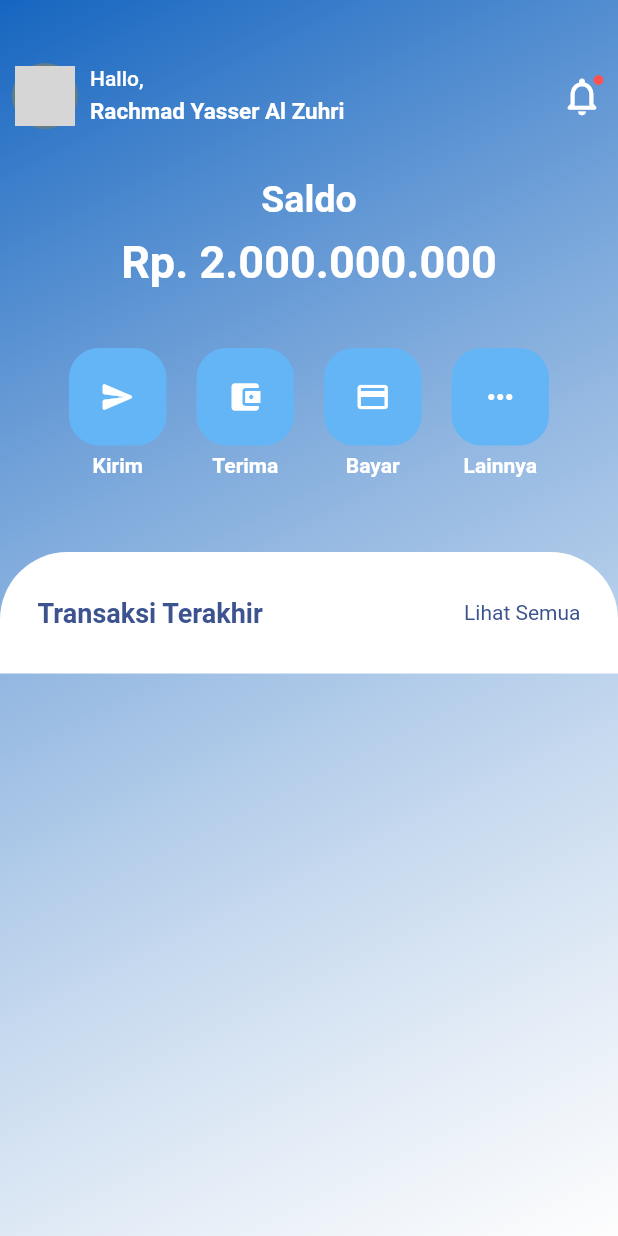
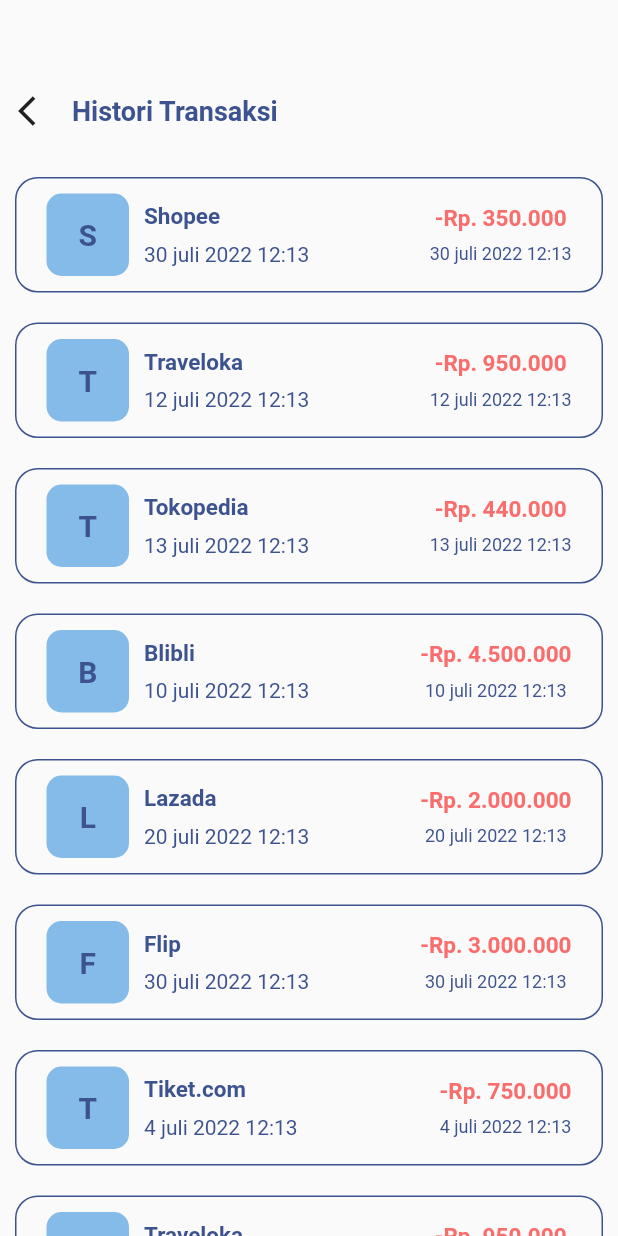
Before and after one commit to rachmadyassera/flutter_ewallet_ui, a Flutter app: the screen it shows after launch, after a tap on "Lihat Semua", on a phone screen of 412 x 824 dp. Run offline on Flutter 3.47's test engine with Material 2 defaults, Android fonts, the phone set to English and light mode, and no system bars; network calls fail; grey boxes are pictures that could not be loaded.

Commit message:
finishing ewallet slicing ui

```diff
--- a/lib/screen/home_screen.dart
+++ b/lib/screen/home_screen.dart
@@ -1,5 +1,9 @@
 import 'package:flutter/material.dart';
 import 'package:flutter_ewallet_ui/widgets/menu_box.dart';
+import 'package:flutter_ewallet_ui/widgets/transaction_detail.dart';
+import 'package:flutter_ewallet_ui/widgets/transaction_item.dart';
+
+import '../models/transaction.dart';
 
 class HomeScreen extends StatefulWidget {
   const HomeScreen({super.key});
@@ -127,7 +131,8 @@ class _HomeScreenState extends State<HomeScreen> {
                 ],
               ),
             ),
-            Container(
+            Expanded(
+              child: Container(
                 margin: const EdgeInsets.only(top: 50),
                 decoration: const BoxDecoration(
                     color: Colors.white,
@@ -151,7 +156,14 @@ class _HomeScreenState extends State<HomeScreen> {
                             ),
                           ),
                           GestureDetector(
-                          onTap: () {},
+                            onTap: () {
+                              showModalBottomSheet(
+                                  context: context,
+                                  isScrollControlled: true,
+                                  builder: (BuildContext ctx) {
+                                    return const DetailTransactionScreen();
+                                  });
+                            },
                             child: const Text(
                               'Lihat Semua',
                               textAlign: TextAlign.right,
@@ -161,8 +173,19 @@ class _HomeScreenState extends State<HomeScreen> {
                           )
                         ],
                       ),
+                    ),
+                    Expanded(
+                      child: ListView.builder(
+                        itemBuilder: (context, index) {
+                          return TransactionItem(
+                            transaction: transaction[index],
+                          );
+                        },
+                        itemCount: transaction.length,
+                      ),
                     )
                   ],
+                ),
               ),
             )
           ],
--- /dev/null
+++ b/lib/widgets/transaction_detail.dart
@@ -0,0 +1,40 @@
+import 'package:flutter/material.dart';
+import '../models/transaction.dart';
+import 'transaction_item.dart';
+
+class DetailTransactionScreen extends StatelessWidget {
+  const DetailTransactionScreen({super.key});
+
+  @override
+  Widget build(BuildContext context) {
+    return Column(
+      children: [
+        Padding(
+          padding: const EdgeInsets.only(top: 50, bottom: 10),
+          child: Row(
+            children: [
+              IconButton(
+                onPressed: () => Navigator.of(context).pop(),
+                icon: const Icon(Icons.arrow_back_ios),
+              ),
+              const Text(
+                "Histori Transaksi",
+                style: TextStyle(
+                    fontSize: 18,
+                    color: Color(0xFF3D538F),
+                    fontWeight: FontWeight.bold),
+              )
+            ],
+          ),
+        ),
+        Expanded(
+            child: ListView.builder(
+          itemBuilder: ((context, index) {
+            return TransactionItem(transaction: transaction[index]);
+          }),
+          itemCount: transaction.length,
+        ))
+      ],
+    );
+  }
+}
--- a/lib/widgets/transaction_item.dart
+++ b/lib/widgets/transaction_item.dart
@@ -0,0 +1,94 @@
+// ignore_for_file: public_member_api_docs, sort_constructors_first
+import 'package:flutter/material.dart';
+
+import '../models/transaction.dart';
+
+class TransactionItem extends StatelessWidget {
+  final Transaction transaction;
+  const TransactionItem({
+    Key? key,
+    required this.transaction,
+  }) : super(key: key);
+
+  @override
+  Widget build(BuildContext context) {
+    return Container(
+      margin: const EdgeInsets.all(10),
+      padding: const EdgeInsets.symmetric(horizontal: 20, vertical: 10),
+      decoration: BoxDecoration(
+          border: Border.all(color: const Color(0xFF3D538F)),
+          borderRadius: BorderRadius.circular(15)),
+      child: Row(
+        children: [
+          Container(
+            padding: const EdgeInsets.all(10),
+            margin: const EdgeInsets.only(right: 10),
+            decoration: BoxDecoration(
+              color: const Color.fromARGB(255, 132, 187, 232),
+              borderRadius: BorderRadius.circular(10),
+            ),
+            child: SizedBox(
+              width: 35,
+              height: 35,
+              child: Center(
+                child: Text(
+                  transaction.to
+                      .split(" ")
+                      .map((e) => e.substring(0, 1))
+                      .toList()
+                      .join(),
+                  style: const TextStyle(
+                    color: Color(0xFF3D538F),
+                    fontSize: 20,
+                    fontWeight: FontWeight.bold,
+                  ),
+                ),
+              ),
+              // Image.network(
+              //   this.image
+              // )
+            ),
+          ),
+          Expanded(
+              child: Column(
+            crossAxisAlignment: CrossAxisAlignment.start,
+            children: [
+              Padding(
+                padding: const EdgeInsets.only(bottom: 8),
+                child: Text(
+                  transaction.to,
+                  style: const TextStyle(
+                      fontSize: 15,
+                      color: Color(0xFF3D538F),
+                      fontWeight: FontWeight.bold),
+                ),
+              ),
+              Text(
+                transaction.date,
+                style: const TextStyle(color: Color(0xFF3D538F), fontSize: 14),
+              )
+            ],
+          )),
+          Column(
+            children: [
+              Padding(
+                padding: const EdgeInsets.only(bottom: 8),
+                child: Text(
+                  "-Rp. ${transaction.amount}",
+                  style: const TextStyle(
+                      fontSize: 15,
+                      color: Color(0xFFFA6D6D),
+                      fontWeight: FontWeight.bold),
+                ),
+              ),
+              Text(
+                transaction.date,
+                style: const TextStyle(color: Color(0xFF3D538F), fontSize: 12),
+              )
+            ],
+          )
+        ],
+      ),
+    );
+  }
+}
```
Lines whose indentation alone changed are shown as unchanged.
